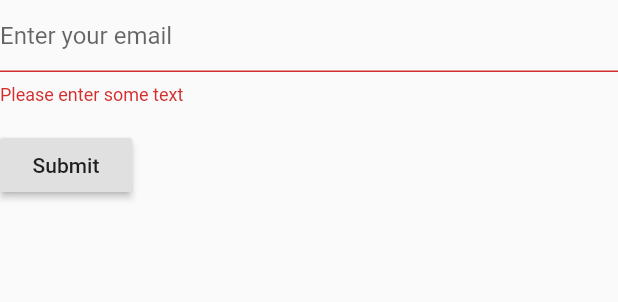
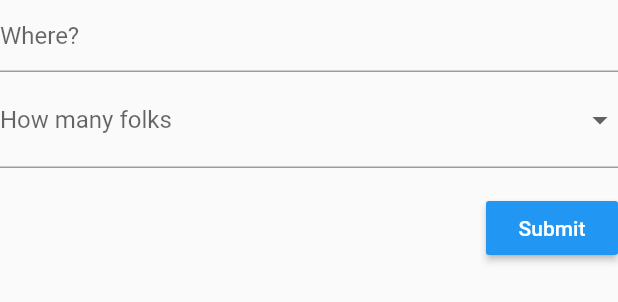
Before and after one commit to katerberg/friend-builder, a Flutter app: the HangoutForm widget shown alone on an empty page, opened directly, after a tap on "Submit", on a phone screen of 412 x 824 dp. Shown: the top 302 px of the screen. Run offline on Flutter 3.47's test engine with Material 2 defaults, Android fonts, the phone set to English and light mode, and no system bars; our stand-ins replace contacts_service, flutter_typeahead, permission_handler.

Commit message:
Styling and first use of choice picker

```diff
--- a/lib/logPageComponents/hangoutForm.dart
+++ b/lib/logPageComponents/hangoutForm.dart
@@ -19,18 +19,28 @@ class _HangoutFormState extends State<HangoutForm> {
         children: <Widget>[
           TextFormField(
             decoration: const InputDecoration(
-              hintText: 'Enter your email',
+              hintText: 'Where?',
             ),
-            validator: (value) {
-              if (value.isEmpty) {
-                return 'Please enter some text';
-              }
-              return null;
-            },
+          ),
+          DropdownButtonFormField(
+            decoration: InputDecoration(labelText: 'How many folks'),
+            items: <String>['One on One', 'Small Group', 'Party']
+                .map<DropdownMenuItem<String>>((String value) {
+              return DropdownMenuItem<String>(
+                value: value,
+                child: Text(value),
+              );
+            }).toList(),
+            onChanged: (String newValue) => {},
           ),
           Padding(
             padding: const EdgeInsets.symmetric(vertical: 16.0),
-            child: RaisedButton(
+            child: Row(
+              mainAxisAlignment: MainAxisAlignment.end,
+              children: [
+                RaisedButton(
+                  color: Theme.of(context).primaryColor,
+                  textColor: Theme.of(context).cardColor,
                   onPressed: () {
                     if (_formKey.currentState.validate()) {
                       // Process data.
@@ -38,6 +48,8 @@ class _HangoutFormState extends State<HangoutForm> {
                   },
                   child: Text('Submit'),
                 ),
+              ],
+            ),
           ),
         ],
       ),
--- a/lib/logPageComponents/selectedFriendChip.dart
+++ b/lib/logPageComponents/selectedFriendChip.dart
@@ -15,7 +15,7 @@ class SelectedFriendChip extends StatelessWidget {
   Widget build(BuildContext context) {
     return InputChip(
       avatar: CircleAvatar(
-        backgroundColor: Colors.grey.shade800,
+        backgroundColor: Theme.of(context).primaryColorDark,
         child: Text(this.selectedFriend.initials()),
       ),
       label: Text(this.selectedFriend.displayName),
--- a/lib/pages/logPage.dart
+++ b/lib/pages/logPage.dart
@@ -103,7 +103,8 @@ class _LogPageState extends State<LogPage> {
     }
 
     return Scaffold(
-      body: SafeArea(
+      body: GestureDetector(
+        child: SafeArea(
           child: Container(
             padding: const EdgeInsets.all(24),
             child: Column(
@@ -114,6 +115,10 @@ class _LogPageState extends State<LogPage> {
             ),
           ),
         ),
+        onTap: () {
+          FocusScope.of(context).requestFocus(new FocusNode());
+        },
+      ),
     );
   }
 }
```
Lines whose indentation alone changed are shown as unchanged.
